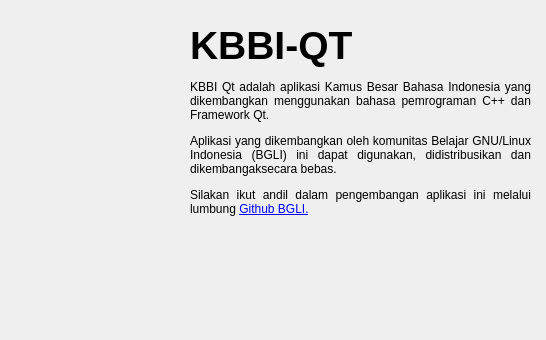
Qt form src/mydialog.ui (bgli/kbbi-qt) before a commit.
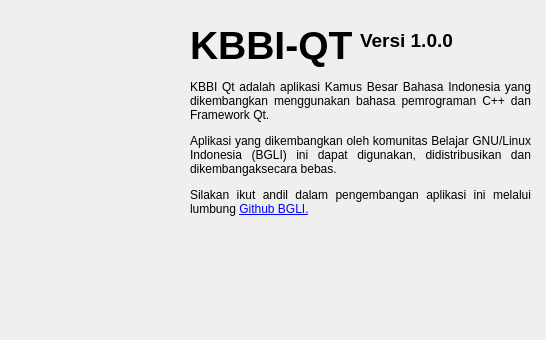
The same form after that commit. Icons and pictures are not drawn.

Commit message: Penambahan keterangan versi

The edit to the form file:
```diff
--- a/src/mydialog.ui
+++ b/src/mydialog.ui
@@ -101,6 +101,26 @@
     <bool>true</bool>
    </property>
   </widget>
+  <widget class="QLabel" name="label_2">
+   <property name="geometry">
+    <rect>
+     <x>360</x>
+     <y>30</y>
+     <width>111</width>
+     <height>20</height>
+    </rect>
+   </property>
+   <property name="font">
+    <font>
+     <pointsize>14</pointsize>
+     <weight>75</weight>
+     <bold>true</bold>
+    </font>
+   </property>
+   <property name="text">
+    <string>Versi 1.0.0</string>
+   </property>
+  </widget>
  </widget>
  <resources>
   <include location="resource.qrc"/>
```
